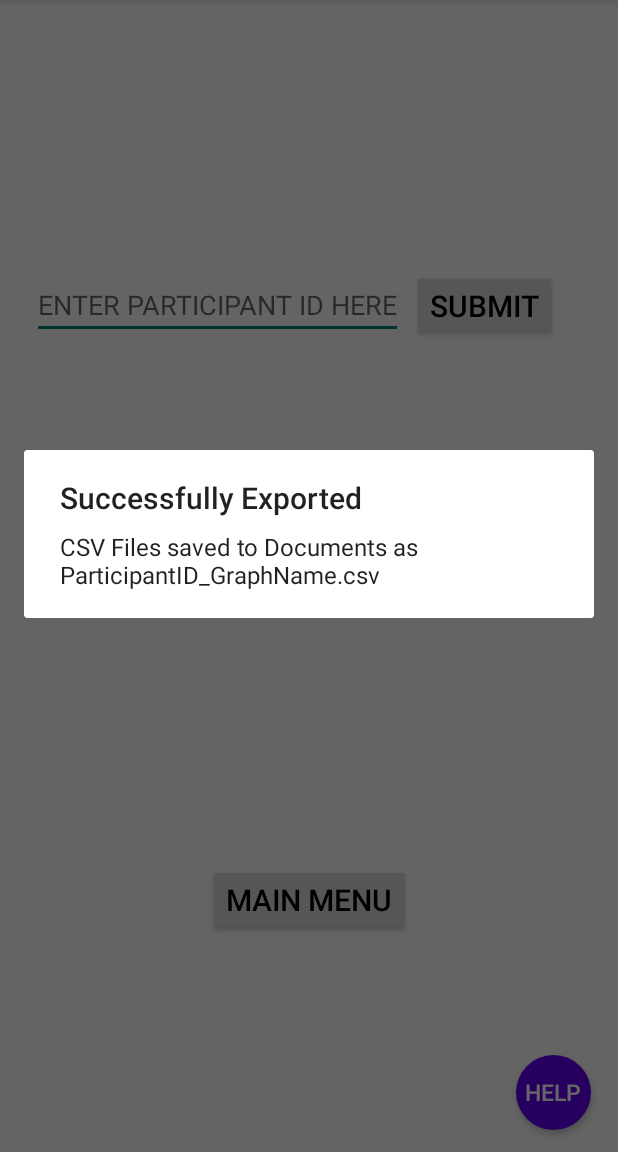
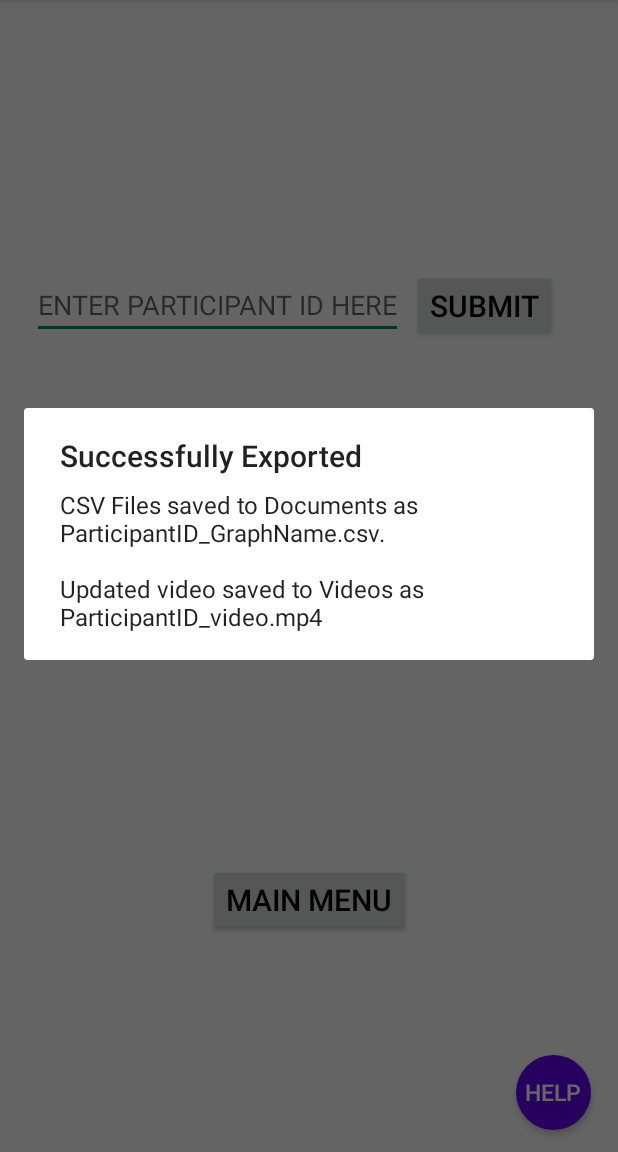
Before and after one commit to SrinivasaChivukula/Capstone---1-Project, an Android app built with Jetpack Compose: the ThirdActivity screen opened directly, with no data from a screen before it, after a tap on "SUBMIT", on a phone screen of 412 x 824 dp, the part 84-1236 px from its top. Run offline under Robolectric (Android 15) with nearby library versions, the phone set to English and light mode, and no system bars.

Commit message:
Add rename function
Function is created to rename the edited video to include the participant ID.

```diff
--- a/app/src/main/java/GaitVision/com/ThirdActivity.kt
+++ b/app/src/main/java/GaitVision/com/ThirdActivity.kt
@@ -54,11 +54,12 @@ class ThirdActivity : ComponentActivity() {
                 }    //filename participantId_angle
 
                 writeToFile(fileName, fileData[i])                 //write to file is called with file name and placeholder as parameters
+                renameTo(participantId.text.toString())
             }
 
             val builder: AlertDialog.Builder = AlertDialog.Builder(this)
             builder
-                .setMessage("CSV Files saved to Documents as ParticipantID_GraphName.csv")
+                .setMessage("CSV Files saved to Documents as ParticipantID_GraphName.csv.\n\nUpdated video saved to Videos as ParticipantID_video.mp4")
                 .setTitle("Successfully Exported")
 
             val dialog: AlertDialog = builder.create()
@@ -143,5 +144,21 @@ class ThirdActivity : ComponentActivity() {
             }
 
         }
+
+
+    }
+
+    //Function for renaming the edited video
+    private fun renameTo(participantId:String) {
+        val vidName = buildString {     //string is built to include participant ID in the name
+            append("Movies/")
+            append(participantId)
+            append("_video.mp4")
+        }
+
+        val oldFilePath = File(Environment.getExternalStorageDirectory(), "Movies/edited_video.mp4")    //Path of the existing edited video
+        val newFilePath = File(Environment.getExternalStorageDirectory(), vidName)                           //New path for the renamed video
+
+        oldFilePath.renameTo(newFilePath)
     }
 }
```
